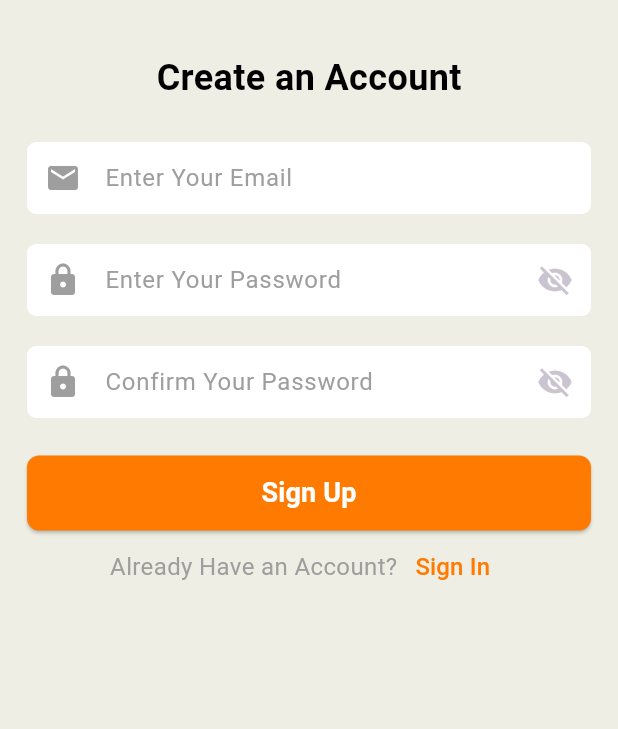
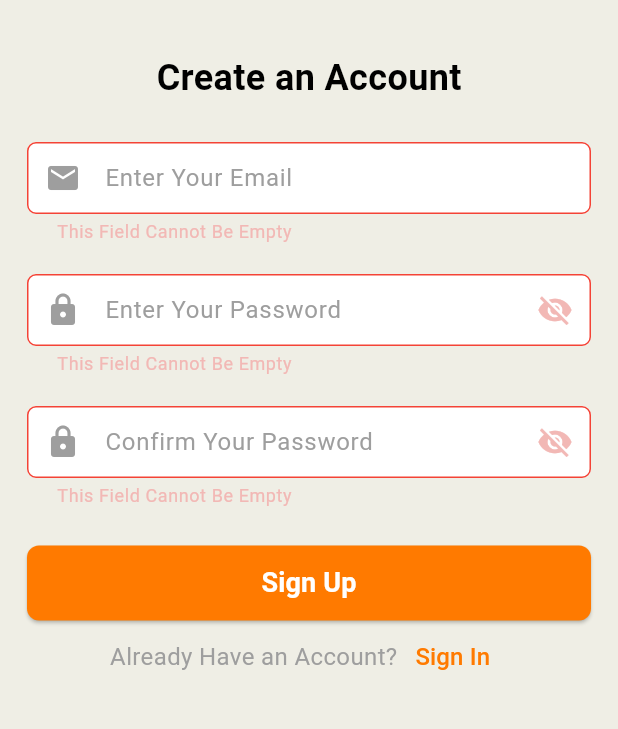
Before and after one commit to Kubbany/Bookie-App, a Flutter app: the RegisterView screen opened by its route, after a tap on "Sign Up", on a phone screen of 412 x 824 dp, the part 233-962 px from its top. Run offline on Flutter 3.47's test engine with Material 3 defaults, Android fonts, the phone set to English and light mode, and no system bars; drawn by our look-alikes of modal_progress_hud_nsn; our stand-ins replace connectivity_plus, dartz, firebase_auth, firebase_core, flutter_bloc, flutter_svg and 3 more; accounts and stored records are empty.

Commit message:
register feature done

```diff
--- a/lib/Features/authentication/presentation/managers/register_cubit/register_cubit.dart
+++ b/lib/Features/authentication/presentation/managers/register_cubit/register_cubit.dart
@@ -7,11 +7,17 @@ part 'register_state.dart';
 
 class RegisterCubit extends Cubit<RegisterState> {
   final AuthRepo authRepo;
+  final TextEditingController email = TextEditingController();
+  final TextEditingController password = TextEditingController();
+  final GlobalKey<FormState> formKey = GlobalKey<FormState>();
+  AutovalidateMode autovalidateMode = AutovalidateMode.disabled;
   RegisterCubit(this.authRepo) : super(RegisterInitial());
 
-  Future<void> createUserWithEmailAndPassword(String email, String password) async {
+  Future<void> createUserWithEmailAndPassword() async {
+    if (formKey.currentState!.validate()) {
       emit(RegisterLoading());
-    final result = await authRepo.createUserWithEmailAndPassword(email, password);
+      formKey.currentState!.save();
+      final result = await authRepo.createUserWithEmailAndPassword(email.text, password.text);
 
       result.fold(
         (failure) {
@@ -21,5 +27,15 @@ class RegisterCubit extends Cubit<RegisterState> {
           emit(RegisterSuccess(userEntity: userEntity));
         },
       );
+    } else {
+      autovalidateMode = AutovalidateMode.always;
     }
   }
+
+  @override
+  Future<void> close() {
+    email.dispose();
+    password.dispose();
+    return super.close();
+  }
+}
--- a/lib/Features/authentication/presentation/views/register_view.dart
+++ b/lib/Features/authentication/presentation/views/register_view.dart
@@ -1,13 +1,20 @@
-import 'package:booki/Features/authentication/presentation/views/widgets/register_view_body.dart';
+import 'package:booki/Features/authentication/domain/repositories/auth_repo.dart';
+import 'package:booki/Features/authentication/presentation/managers/register_cubit/register_cubit.dart';
+import 'package:booki/Features/authentication/presentation/views/widgets/register_view_body_bloc_consumer.dart';
+import 'package:booki/core/services/service_locator.dart';
 import 'package:flutter/material.dart';
+import 'package:flutter_bloc/flutter_bloc.dart';
 
 class RegisterView extends StatelessWidget {
   const RegisterView({super.key});
 
   @override
   Widget build(BuildContext context) {
-    return const Scaffold(
-      body: RegisterViewBody(),
+    return BlocProvider(
+      create: (context) => RegisterCubit(getIt.get<AuthRepo>()),
+      child: const Scaffold(
+        body: RegisterViewBodyBlocConsumer(),
+      ),
     );
   }
 }
--- a/lib/Features/authentication/presentation/views/widgets/register_view_body.dart
+++ b/lib/Features/authentication/presentation/views/widgets/register_view_body.dart
@@ -8,14 +8,13 @@ class RegisterViewBody extends StatelessWidget {
 
   @override
   Widget build(BuildContext context) {
-    return SingleChildScrollView(
-      physics: const BouncingScrollPhysics(),
-      child: Container(
-        padding: const EdgeInsets.symmetric(
+    return const SingleChildScrollView(
+      physics: BouncingScrollPhysics(),
+      child: Padding(
+        padding: EdgeInsets.symmetric(
           horizontal: 18,
         ),
-        width: double.infinity,
-        child: const Column(
+        child: Column(
           mainAxisAlignment: MainAxisAlignment.center,
           children: <Widget>[
             SizedBox(
--- /dev/null
+++ b/lib/Features/authentication/presentation/views/widgets/register_view_body_bloc_consumer.dart
@@ -0,0 +1,37 @@
+import 'package:booki/Features/authentication/presentation/managers/register_cubit/register_cubit.dart';
+import 'package:booki/Features/authentication/presentation/views/widgets/register_view_body.dart';
+import 'package:booki/core/utils/app_router.dart';
+import 'package:booki/core/utils/methods/show_snack_bar_message.dart';
+import 'package:flutter/material.dart';
+import 'package:flutter_bloc/flutter_bloc.dart';
+import 'package:go_router/go_router.dart';
+import 'package:modal_progress_hud_nsn/modal_progress_hud_nsn.dart';
+
+class RegisterViewBodyBlocConsumer extends StatelessWidget {
+  const RegisterViewBodyBlocConsumer({
+    super.key,
+  });
+
+  @override
+  Widget build(BuildContext context) {
+    return BlocConsumer<RegisterCubit, RegisterState>(
+      listener: (context, state) {
+        if (state is RegisterSuccess) {
+          GoRouter.of(context).go(AppRouter.kHomeView);
+          showSnackBarMessage(context, "Signed Up Successfuly!");
+        } else if (state is RegisterFailure) {
+          showSnackBarMessage(context, state.errorMessage);
+        }
+      },
+      builder: (context, state) {
+        return ModalProgressHUD(
+          inAsyncCall: state is RegisterLoading,
+          progressIndicator: const CircularProgressIndicator(
+            color: Color(0xFFFF7A00),
+          ),
+          child: const RegisterViewBody(),
+        );
+      },
+    );
+  }
+}
--- a/lib/Features/authentication/presentation/views/widgets/sign_up_form_section.dart
+++ b/lib/Features/authentication/presentation/views/widgets/sign_up_form_section.dart
@@ -1,7 +1,9 @@
+import 'package:booki/Features/authentication/presentation/managers/register_cubit/register_cubit.dart';
 import 'package:booki/core/utils/app_validators.dart';
 import 'package:booki/core/utils/widgets/custom_button.dart';
 import 'package:booki/core/utils/widgets/custom_input_field.dart';
 import 'package:flutter/material.dart';
+import 'package:flutter_bloc/flutter_bloc.dart';
 
 class SignUpFormSection extends StatelessWidget {
   const SignUpFormSection({super.key});
@@ -9,11 +11,13 @@ class SignUpFormSection extends StatelessWidget {
   @override
   Widget build(BuildContext context) {
     return Form(
+      key: context.read<RegisterCubit>().formKey,
+      autovalidateMode: context.read<RegisterCubit>().autovalidateMode,
       child: Column(
         children: <Widget>[
           CustomInputField(
             hint: "Enter Your Email",
-            textEditingController: TextEditingController(),
+            textEditingController: context.read<RegisterCubit>().email,
             validator: AppValidators.emailValidation,
           ),
           const SizedBox(
@@ -22,21 +26,21 @@ class SignUpFormSection extends StatelessWidget {
           CustomInputField(
             isPasswordField: true,
             hint: "Enter Your Password",
-            textEditingController: TextEditingController(),
+            textEditingController: context.read<RegisterCubit>().password,
             validator: AppValidators.passwordValidation,
           ),
           const SizedBox(
             height: 20,
           ),
-          const CustomInputField(
+          CustomInputField(
             isPasswordField: true,
             hint: "Confirm Your Password",
-            // validator: (value) {
-            //   // return AppValidators.confirmPasswordValiation(
-            //   //   value,
-            //   //   context.read<RegisterCubit>().password.text,
-            //   // );
-            // },
+            validator: (value) {
+              return AppValidators.confirmPasswordValiation(
+                value,
+                context.read<RegisterCubit>().password.text,
+              );
+            },
           ),
           const SizedBox(
             height: 25,
@@ -45,7 +49,9 @@ class SignUpFormSection extends StatelessWidget {
             title: "Sign Up",
             titleSize: 18,
             buttonHeight: 50,
-            onPressed: () {},
+            onPressed: () {
+              context.read<RegisterCubit>().createUserWithEmailAndPassword();
+            },
             borderRadius: 8,
             backgroundColor: const Color(0xFFFF7A00),
           ),
--- a/lib/core/services/firebase_auth_service.dart
+++ b/lib/core/services/firebase_auth_service.dart
@@ -14,6 +14,8 @@ class FirebaseAuthService {
         throw CustomException(errorMessage: 'The Password Provided Is Too Weak.');
       } else if (e.code == 'email-already-in-use') {
         throw CustomException(errorMessage: 'The Account Already Exists For That Email.');
+      } else if (e.code == 'network-request-failed') {
+        throw CustomException(errorMessage: 'No Network Connection.');
       } else {
         throw CustomException(errorMessage: 'An Error Occured, Please Try Again');
       }
--- /dev/null
+++ b/lib/core/utils/methods/show_snack_bar_message.dart
@@ -0,0 +1,12 @@
+import 'package:flutter/material.dart';
+
+void showSnackBarMessage(BuildContext context, String message) {
+  ScaffoldMessenger.of(context).showSnackBar(
+    SnackBar(
+      content: Text(message),
+      duration: const Duration(
+        milliseconds: 1500,
+      ),
+    ),
+  );
+}
--- a/lib/core/utils/widgets/custom_password_field.dart
+++ b/lib/core/utils/widgets/custom_password_field.dart
@@ -21,6 +21,10 @@ class _CustomPasswordFieldState extends State<CustomPasswordField> {
   @override
   Widget build(BuildContext context) {
     return TextFormField(
+      style: const TextStyle(
+        color: Colors.black,
+        fontWeight: FontWeight.w400,
+      ),
       controller: widget.textEditingController,
       autovalidateMode: AutovalidateMode.onUserInteraction,
       validator: widget.validator ??
--- a/lib/core/utils/widgets/custom_text_form_field.dart
+++ b/lib/core/utils/widgets/custom_text_form_field.dart
@@ -29,6 +29,10 @@ class _CustomTextFormFieldState extends State<CustomTextFormField> {
   @override
   Widget build(BuildContext context) {
     return TextFormField(
+      style: const TextStyle(
+        color: Colors.black,
+        fontWeight: FontWeight.w400,
+      ),
       controller: widget.textEditingController,
       autovalidateMode: AutovalidateMode.onUserInteraction,
       validator: widget.validator ??
--- a/pubspec.yaml
+++ b/pubspec.yaml
@@ -41,6 +41,7 @@ dependencies:
   get_it: ^8.0.3
   go_router: ^16.0.0
   google_fonts: ^6.2.1
+  modal_progress_hud_nsn: ^0.5.1
 
 dev_dependencies:
   flutter_lints: ^5.0.0
```
Also changed, not shown: pubspec.lock, 1 other file. Lines whose indentation alone changed are shown as unchanged.
